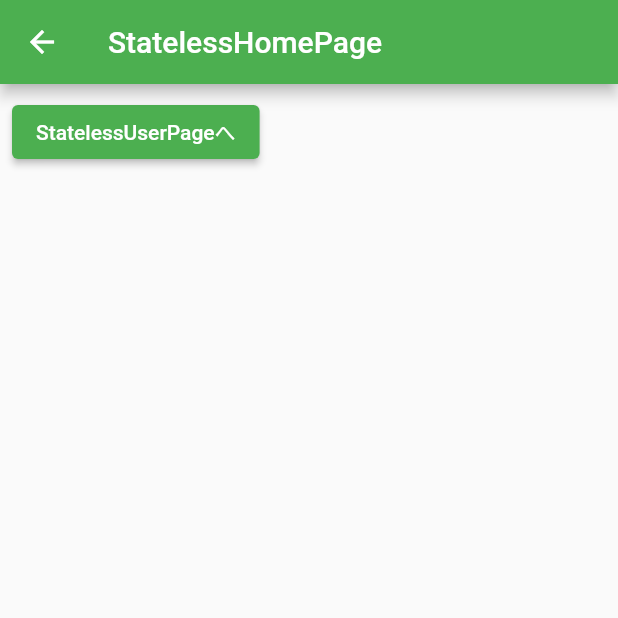
After one commit to wakizaka24/flutter_test3, a Flutter app: the StatelessHomePage screen opened directly, on a phone screen of 412 x 824 dp, the top half of it. The commit adds this screen. Run offline on Flutter 3.47's test engine with Material 2 defaults, Android fonts, the light colour scheme and no system bars; our stand-ins replace auto_route.

Commit message:
auto routeの画面遷移サンプルを追加する

```diff
--- /dev/null
+++ b/lib/auto_route/stateless_home_page.dart
@@ -0,0 +1,25 @@
+import 'package:flutter/material.dart';
+import 'package:auto_route/auto_route.dart';
+import 'package:flutter_test3/auto_route/router.gr.dart';
+
+class StatelessHomePage extends StatelessWidget {
+  const StatelessHomePage({super.key});
+
+  @override
+  Widget build(BuildContext context) {
+    return Scaffold(
+      appBar: AppBar(
+        title: const Text(
+          'StatelessHomePage',
+        ),
+      ),
+      body: Padding(
+        padding: const EdgeInsets.all(8.0),
+        child: ElevatedButton(
+          child: const Text('StatelessUserPageへ'),
+          onPressed: () => context.router.push(StatelessUserRoute(name: 'Ryota')),
+        ),
+      ),
+    );
+  }
+}
--- /dev/null
+++ b/lib/auto_route/stateless_user_page.dart
@@ -0,0 +1,27 @@
+import 'package:flutter/material.dart';
+import 'package:auto_route/auto_route.dart';
+
+class StatelessUserPage extends StatelessWidget {
+  const StatelessUserPage({super.key, required this.name});
+
+  final String name;
+
+  @override
+  Widget build(BuildContext context) {
+    return Scaffold(
+      appBar: AppBar(
+        title: Text(
+          'StatelessUserPage $name',
+        ),
+      ),
+      body: Padding(
+        padding: const EdgeInsets.all(8.0),
+        child: ElevatedButton(
+          style: ElevatedButton.styleFrom(backgroundColor: Colors.red),
+          child: const Text('StatelessHomePageへ'),
+          onPressed: () => context.router.pop(),
+        ),
+      ),
+    );
+  }
+}
--- a/lib/main.dart
+++ b/lib/main.dart
@@ -1,7 +1,24 @@
 import 'package:flutter/material.dart';
-import 'package:flutter_test3/flutter_test3_app.dart';
+import 'package:flutter_test3/my_home_page.dart';
 
 // アプリケーションエントリポイント
 void main() {
   runApp(const FlutterTest3App());
 }
+
+// アプリ
+class FlutterTest3App extends StatelessWidget {
+  const FlutterTest3App({super.key});
+
+  // アプリケーションルートを示す。
+  @override
+  Widget build(BuildContext context) {
+    return MaterialApp(
+      title: 'Flutter Demo',
+      theme: ThemeData(
+        primarySwatch: Colors.green,
+      ),
+      home: const MyHomePage(title: 'Flutter Demo Home Page'),
+    );
+  }
+}
```
Also changed, not shown: lib/auto_route/main.dart (added, +26 -0 lines), lib/auto_route/router.dart (added, +18 -0 lines), lib/flutter_test3_app.dart (deleted, +0 -19 lines), pubspec.yaml (+5 -2 lines), lib/auto_route/router.gr.dart (added), pubspec.lock, 1 other file.
